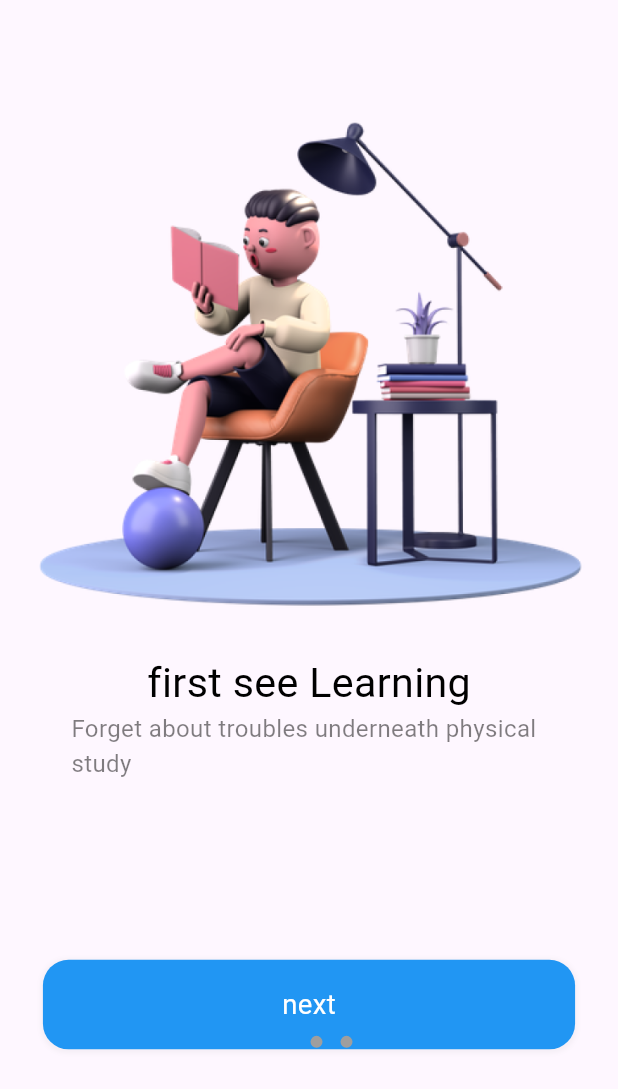
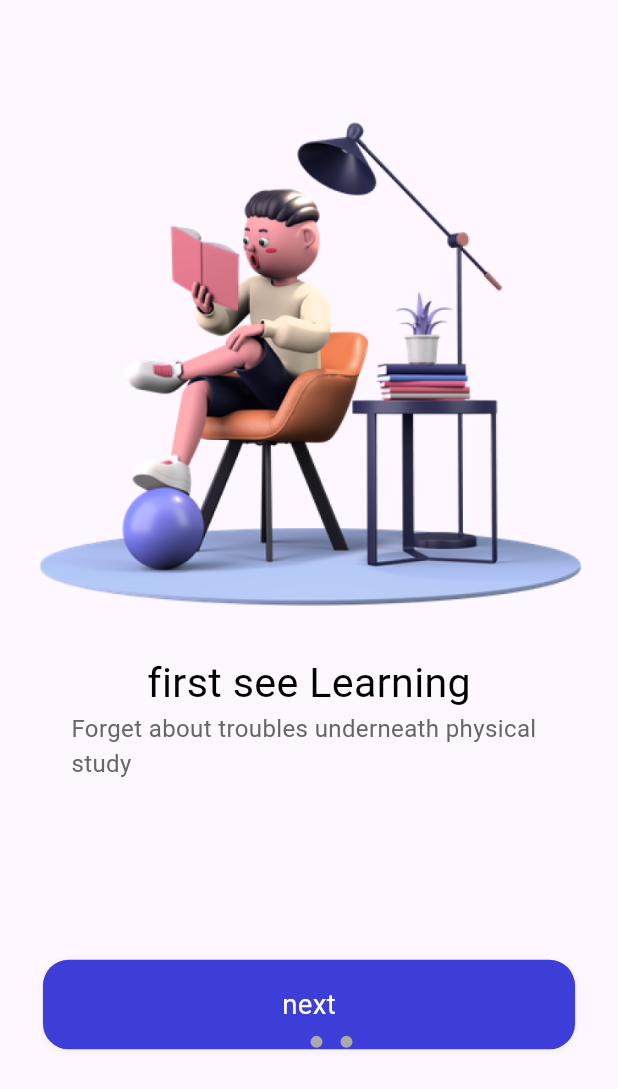
Before and after one commit to Quddos/edylearn, a Flutter app: the screen it shows after launch, on a phone screen of 412 x 824 dp. Shown: the top 1089 px of the screen. Run offline on Flutter 3.47's test engine with Material 3 defaults, Android fonts, the phone set to English and light mode, and no system bars; drawn by our look-alikes of dots_indicator; our stand-ins replace cloud_firestore, flutter_bloc, flutter_screenutil; accounts and stored records are empty.

Commit message:
toning completed, now lets start working with the sign in bloc state

```diff
--- a/lib/common/entities/values/colors.dart
+++ b/lib/common/entities/values/colors.dart
@@ -22,10 +22,10 @@ class AppColors {
   static const Color primarySecondaryElementText =
       Color.fromARGB(255, 102, 102, 102);
   // main widget third color grey
-  static const Color primaryThreeElementText =
+  static const Color primaryThirdElementText =
       Color.fromARGB(255, 170, 170, 170);
 
-  static const Color primaryFourElementText =
+  static const Color primaryFourthElementText =
       Color.fromARGB(255, 204, 204, 204);
   //state color
   static const Color primaryElementStatus = Color.fromARGB(255, 88, 174, 127);
--- a/lib/pages/sign_in/sign_in.dart
+++ b/lib/pages/sign_in/sign_in.dart
@@ -26,7 +26,7 @@ class _SignInState extends State<SignIn> {
                   Center(
                       child: reusableText("Or Login with your Email Account")),
                   Container(
-                    margin: EdgeInsets.only(top: 60.h),
+                    margin: EdgeInsets.only(top: 30.h),
                     padding: EdgeInsets.only(left: 25.w, right: 25.w),
                     child: Column(
                       crossAxisAlignment: CrossAxisAlignment.start,
--- a/lib/pages/sign_in/widgets/sign_in_widget.dart
+++ b/lib/pages/sign_in/widgets/sign_in_widget.dart
@@ -25,6 +25,7 @@ AppBar buildAppBar() {
 
 Widget buildThirdPartyLogin(BuildContext context) {
   return Container(
+    padding: EdgeInsets.only(left: 25.w, right: 25.w),
     margin: EdgeInsets.only(top: 40.h, bottom: 20.h),
     child: Row(
       mainAxisAlignment: MainAxisAlignment.spaceAround,
@@ -69,7 +70,7 @@ Widget buildTextField(String hintText, String textType, String iconName) {
     decoration: BoxDecoration(
         color: Colors.white,
         borderRadius: BorderRadius.all(Radius.circular(15.w)),
-        border: Border.all(color: AppColors.primaryFourElementText)),
+        border: Border.all(color: AppColors.primaryFourthElementText)),
     child: Row(children: [
       Container(
         width: 16.w,
@@ -170,7 +171,7 @@ Widget buildLoginAndRegisterButton(String buttonName, String buttonType) {
           style: TextStyle(
             color: buttonType == "login"
                 ? AppColors.primaryBackground
-                : AppColors.primaryText,
+                : AppColors.primaryElement,
             fontSize: 16.sp,
             fontWeight: FontWeight.bold,
           ),
--- a/lib/pages/welcome/welcome.dart
+++ b/lib/pages/welcome/welcome.dart
@@ -1,4 +1,5 @@
 import 'package:dots_indicator/dots_indicator.dart';
+import 'package:edy_learner/common/entities/values/colors.dart';
 import 'package:edy_learner/fake_main.dart';
 import 'package:edy_learner/pages/welcome/bloc/welcome_blocs.dart';
 import 'package:edy_learner/pages/welcome/bloc/welcome_events.dart';
@@ -66,8 +67,8 @@ class _WelcomeState extends State<Welcome> {
                     dotsCount: 3,
                     mainAxisAlignment: MainAxisAlignment.center,
                     decorator: DotsDecorator(
-                        color: Colors.grey,
-                        activeColor: Colors.blue,
+                        color: AppColors.primaryThirdElementText,
+                        activeColor: AppColors.primaryElement,
                         size: const Size.square(8.0),
                         activeSize: const Size(18.0, 8.0),
                         activeShape: RoundedRectangleBorder(
@@ -95,7 +96,7 @@ class _WelcomeState extends State<Welcome> {
         Container(
           child: Text(title,
               style: TextStyle(
-                color: Colors.black,
+                color: AppColors.primaryText,
                 fontSize: 24.sp,
                 fontWeight: FontWeight.normal,
               )),
@@ -105,7 +106,7 @@ class _WelcomeState extends State<Welcome> {
           padding: EdgeInsets.only(left: 30.w, right: 30.w),
           child: Text(subTile,
               style: TextStyle(
-                color: Colors.black.withOpacity(0.5),
+                color: AppColors.primarySecondaryElementText,
                 fontSize: 14.sp,
                 fontWeight: FontWeight.normal,
               )),
@@ -116,19 +117,18 @@ class _WelcomeState extends State<Welcome> {
               pageController.animateToPage(index,
                   duration: const Duration(milliseconds: 1000),
                   curve: Curves.easeIn);
+            } else {
+              //Navigator.of(context).push(MaterialPageRoute(builder: (context)=>MyHomePage()));
+              Navigator.of(context)
+                  .pushNamedAndRemoveUntil("signIn", (route) => false);
             }
-            else{
-              //Navigator.of(context).push(MaterialPageRoute(builder: (context)=>MyHomePage()));
-              Navigator.of(context).pushNamedAndRemoveUntil("signIn", (route) => false);
-            }
-
           },
           child: Container(
             margin: EdgeInsets.only(top: 100.h, left: 25.w, right: 25.w),
             width: 325.w,
             height: 50.h,
             decoration: BoxDecoration(
-                color: Colors.blue,
+                color: AppColors.primaryElement,
                 borderRadius: BorderRadius.all(Radius.circular(15.w)),
                 boxShadow: [
                   BoxShadow(
```
